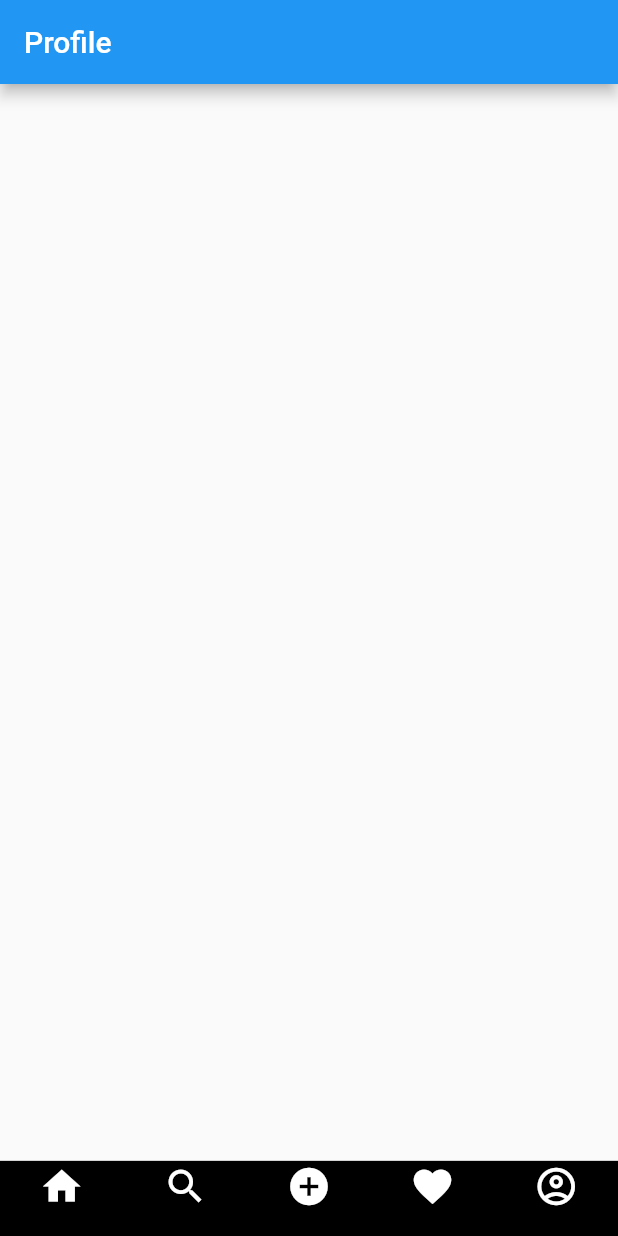
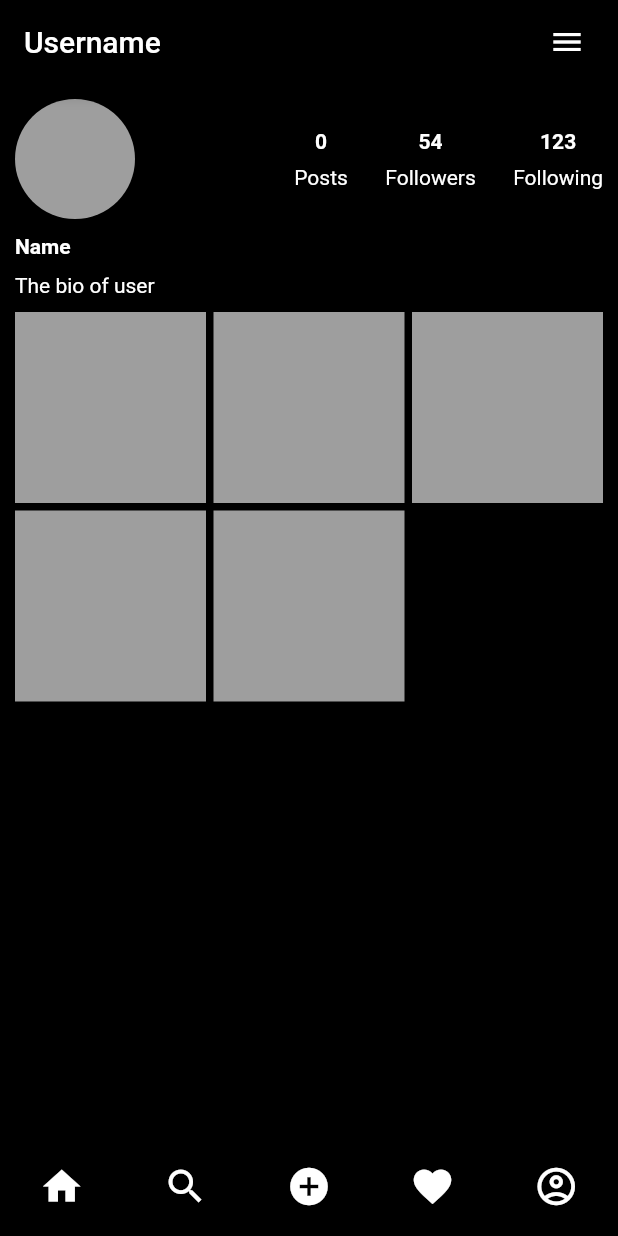
Before and after one commit to erjigit12/instagram-app-clone, a Flutter app: the screen it shows after launch, swiped to page 5, on a phone screen of 412 x 824 dp. Run offline on Flutter 3.47's test engine with Material 3 defaults, Android fonts, the phone set to English and light mode, and no system bars; our stand-ins replace firebase_core, flutter_svg; accounts and stored records are empty.

Commit message:
ui has been worked

```diff
--- a/lib/src/features/presentation/page/activity/activity_page.dart
+++ b/lib/src/features/presentation/page/activity/activity_page.dart
@@ -1,12 +1,18 @@
 import 'package:flutter/material.dart';
+import 'package:instagram_app_clone/src/core/consts/consts.dart';
 
 class ActivityPage extends StatelessWidget {
   const ActivityPage({super.key});
   @override
   Widget build(BuildContext context) {
     return Scaffold(
+      backgroundColor: backgroundColor,
       appBar: AppBar(
-        title: const Text('Activity'),
+        backgroundColor: backgroundColor,
+        title: const Text(
+          'Activity',
+          style: TextStyle(color: primaryColor),
+        ),
       ),
     );
   }
--- a/lib/src/features/presentation/page/main/main_screen.dart
+++ b/lib/src/features/presentation/page/main/main_screen.dart
@@ -5,7 +5,7 @@ import 'package:flutter/material.dart';
 import 'package:instagram_app_clone/src/core/consts/consts.dart';
 import 'package:instagram_app_clone/src/features/presentation/page/activity/activity_page.dart';
 import 'package:instagram_app_clone/src/features/presentation/page/home/home_page.dart';
-import 'package:instagram_app_clone/src/features/presentation/page/post/post_page.dart';
+import 'package:instagram_app_clone/src/features/presentation/page/post/upload_post_page.dart';
 import 'package:instagram_app_clone/src/features/presentation/page/profile/profile_page.dart';
 import 'package:instagram_app_clone/src/features/presentation/page/search/search_page.dart';
 
@@ -78,7 +78,7 @@ class _MainScreenState extends State<MainScreen> {
         children: const [
           HomePage(),
           SearchPage(),
-          PostPage(),
+          UploadPostPage(),
           ActivityPage(),
           ProfilePage(),
         ],
--- a/lib/src/features/presentation/page/post/post_page.dart
+++ /dev/null
@@ -1,13 +0,0 @@
-import 'package:flutter/material.dart';
-
-class PostPage extends StatelessWidget {
-  const PostPage({super.key});
-  @override
-  Widget build(BuildContext context) {
-    return Scaffold(
-      appBar: AppBar(
-        title: const Text('Post'),
-      ),
-    );
-  }
-}
--- /dev/null
+++ b/lib/src/features/presentation/page/post/upload_post_page.dart
@@ -0,0 +1,25 @@
+import 'package:flutter/material.dart';
+import 'package:instagram_app_clone/src/core/consts/consts.dart';
+
+class UploadPostPage extends StatelessWidget {
+  const UploadPostPage({super.key});
+  @override
+  Widget build(BuildContext context) {
+    return Scaffold(
+      backgroundColor: backgroundColor,
+      body: Center(
+        child: Container(
+          width: 150,
+          height: 150,
+          decoration: BoxDecoration(
+            color: secondaryColor.withOpacity(.3),
+            shape: BoxShape.circle,
+          ),
+          child: const Center(
+            child: Icon(Icons.upload, color: primaryColor, size: 40),
+          ),
+        ),
+      ),
+    );
+  }
+}
--- a/lib/src/features/presentation/page/profile/profile_page.dart
+++ b/lib/src/features/presentation/page/profile/profile_page.dart
@@ -1,12 +1,135 @@
 import 'package:flutter/material.dart';
+import 'package:instagram_app_clone/src/core/consts/consts.dart';
 
 class ProfilePage extends StatelessWidget {
   const ProfilePage({super.key});
   @override
   Widget build(BuildContext context) {
     return Scaffold(
+      backgroundColor: backgroundColor,
       appBar: AppBar(
-        title: const Text('Profile'),
+        backgroundColor: backgroundColor,
+        title: const Text(
+          'Username',
+          style: TextStyle(color: primaryColor),
+        ),
+        actions: [
+          Padding(
+            padding: const EdgeInsets.only(right: 10.0),
+            child: IconButton(
+              onPressed: () {},
+              icon: const Icon(Icons.menu, color: primaryColor),
+            ),
+          ),
+        ],
+      ),
+      body: Padding(
+        padding: const EdgeInsets.symmetric(horizontal: 10, vertical: 10),
+        child: SingleChildScrollView(
+          child: Column(
+            crossAxisAlignment: CrossAxisAlignment.start,
+            children: [
+              Row(
+                mainAxisAlignment: MainAxisAlignment.spaceBetween,
+                children: [
+                  Container(
+                    width: 80,
+                    height: 80,
+                    decoration: const BoxDecoration(
+                      color: secondaryColor,
+                      shape: BoxShape.circle,
+                    ),
+                  ),
+                  Row(
+                    children: [
+                      Column(
+                        children: [
+                          const Text(
+                            "0",
+                            style: TextStyle(
+                              color: primaryColor,
+                              fontWeight: FontWeight.bold,
+                            ),
+                          ),
+                          sizeVer(8),
+                          const Text(
+                            "Posts",
+                            style: TextStyle(color: primaryColor),
+                          ),
+                        ],
+                      ),
+                      sizeHor(25),
+                      Column(
+                        children: [
+                          const Text(
+                            "54",
+                            style: TextStyle(
+                              color: primaryColor,
+                              fontWeight: FontWeight.bold,
+                            ),
+                          ),
+                          sizeVer(8),
+                          const Text(
+                            "Followers",
+                            style: TextStyle(color: primaryColor),
+                          ),
+                        ],
+                      ),
+                      sizeHor(25),
+                      Column(
+                        children: [
+                          const Text(
+                            "123",
+                            style: TextStyle(
+                              color: primaryColor,
+                              fontWeight: FontWeight.bold,
+                            ),
+                          ),
+                          sizeVer(8),
+                          const Text(
+                            "Following",
+                            style: TextStyle(color: primaryColor),
+                          ),
+                        ],
+                      ),
+                    ],
+                  ),
+                ],
+              ),
+              sizeVer(10),
+              const Text(
+                "Name",
+                style: TextStyle(
+                  color: primaryColor,
+                  fontWeight: FontWeight.bold,
+                ),
+              ),
+              sizeVer(10),
+              const Text(
+                "The bio of user",
+                style: TextStyle(color: primaryColor),
+              ),
+              sizeVer(10),
+              GridView.builder(
+                itemCount: 5,
+                physics: const ScrollPhysics(),
+                shrinkWrap: true,
+                gridDelegate: const SliverGridDelegateWithFixedCrossAxisCount(
+                  crossAxisCount: 3,
+                  crossAxisSpacing: 5,
+                  mainAxisSpacing: 5,
+                ),
+                itemBuilder: (context, index) {
+                  return Container(
+                    width: 100,
+                    height: 100,
+                    color: secondaryColor,
+                  );
+                },
+              ),
+            ],
+          ),
+        ),
       ),
     );
   }
--- a/lib/src/features/presentation/page/search/search_page.dart
+++ b/lib/src/features/presentation/page/search/search_page.dart
@@ -49,7 +49,7 @@ class _SearchPageState extends State<SearchPage> {
                       color: secondaryColor,
                     );
                   },
-                )
+                ),
               ],
             ),
           ),
```
